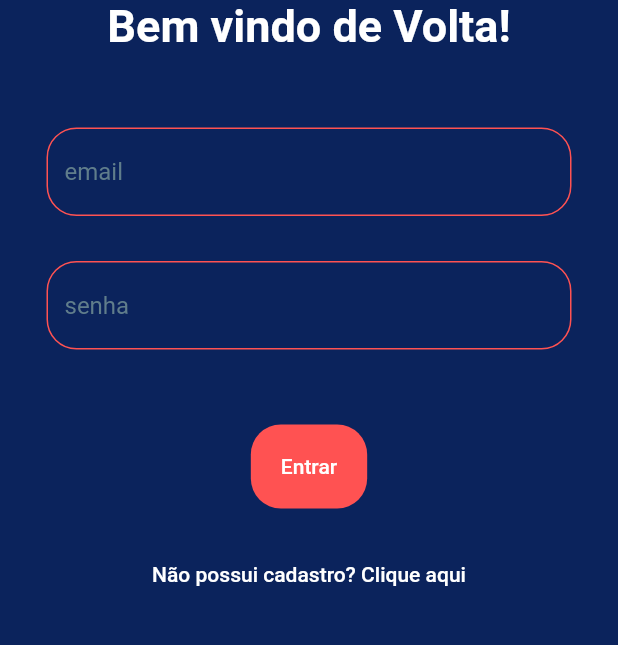
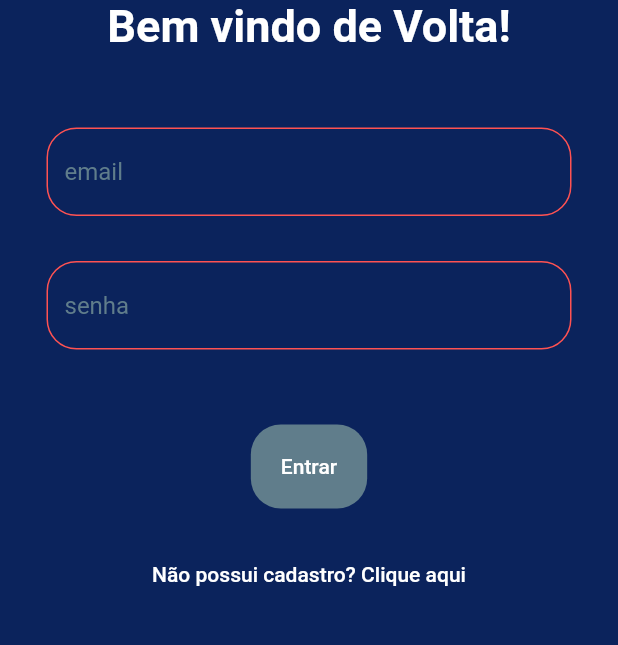
Before and after one commit to henriqquue/FitQuest, a Flutter app: the screen it shows after launch, on a phone screen of 412 x 824 dp, the part 525-1170 px from its top. Run offline on Flutter 3.47's test engine with Material 2 defaults, Android fonts, the light colour scheme and no system bars; our stand-ins replace flutter_svg.

Commit message:
Cor diferente para o botão da tela de login enquanto ele estiver desativado.

```diff
--- a/lib/pages/login.dart
+++ b/lib/pages/login.dart
@@ -32,6 +32,7 @@ class _LoginState extends State<Login> {
 
     setState(() {
       _isButtonEnabled = email.isNotEmpty && password.length >= 8;
+
     });
   }
 
@@ -40,6 +41,7 @@ class _LoginState extends State<Login> {
     if (_isButtonEnabled) {
       Navigator.pushNamed(context, '/home');
     }
+
   }
 
   @override
@@ -116,7 +118,7 @@ class _LoginState extends State<Login> {
                 SizedBox(height: 50),
                 TextButton(
                   style: TextButton.styleFrom(
-                    backgroundColor: Colors.redAccent,
+                    backgroundColor: _isButtonEnabled ? Colors.redAccent : Colors.blueGrey,
                     padding: EdgeInsets.all(20),
                     foregroundColor: Colors.white,
                     shape: RoundedRectangleBorder(
```
